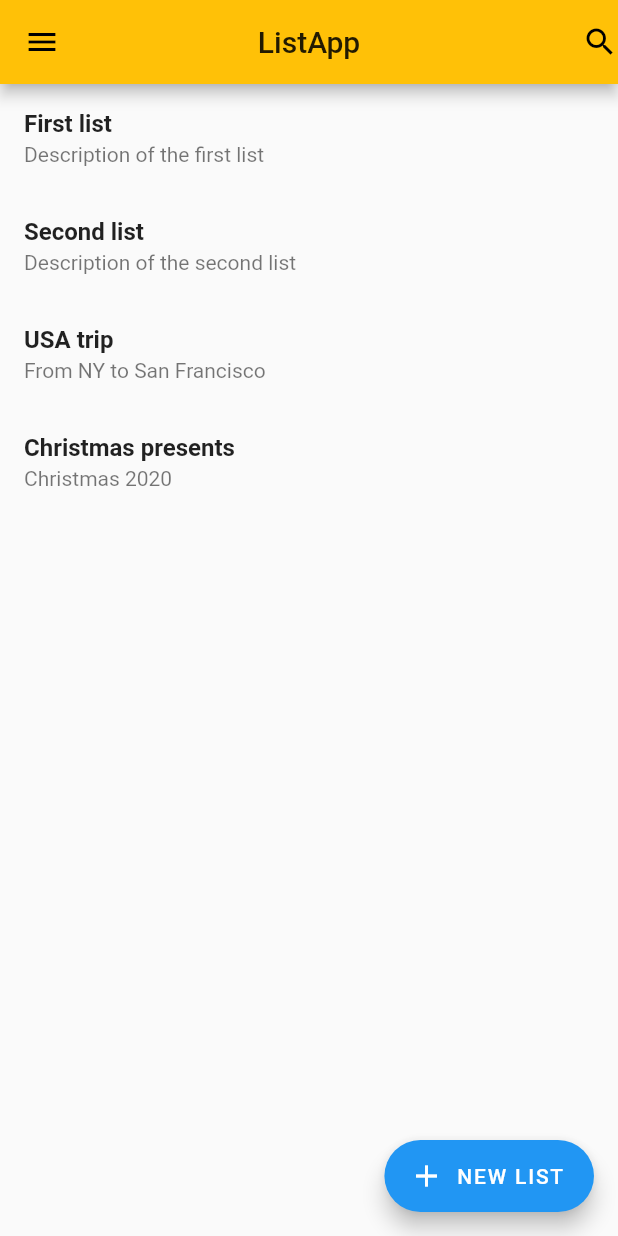
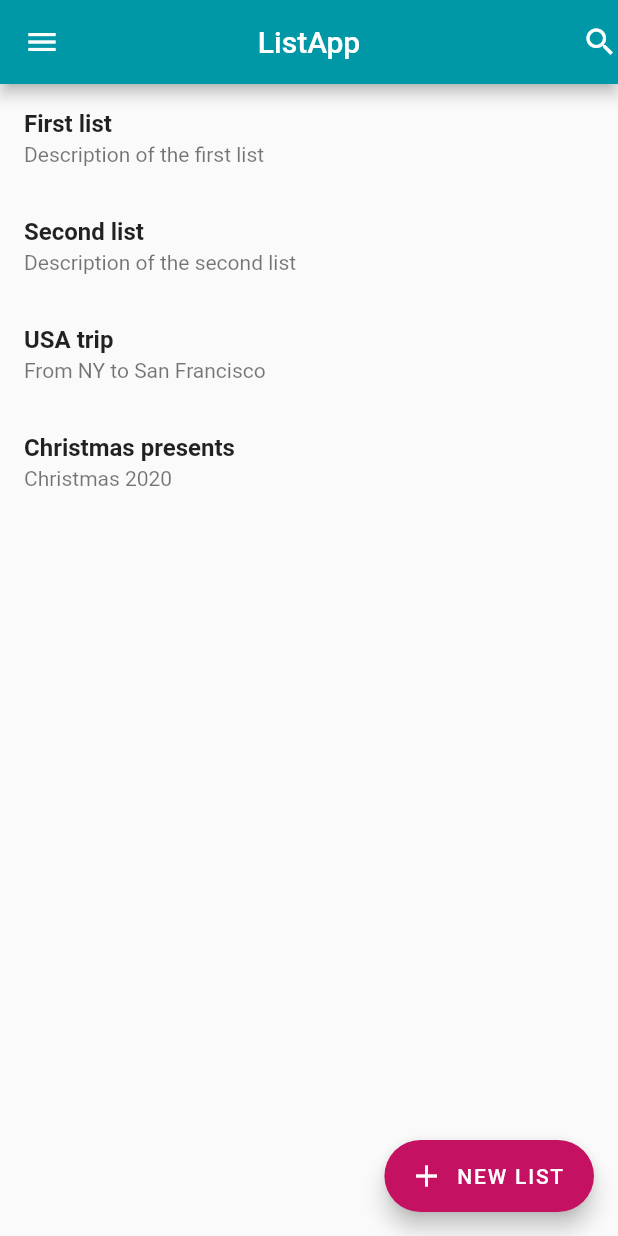
Before and after one commit to malta895/TOgetherDO, a Flutter app: the screen it shows after launch, in the side drawer, after a tap on "NEW LIST", on a phone screen of 412 x 824 dp. Run offline on Flutter 3.47's test engine with Material 2 defaults, Android fonts, the phone set to English and light mode, and no system bars; our stand-ins replace numberpicker; accounts and stored records are empty; network calls fail.

Commit message:
feat: added new color theme and initialized profile page

```diff
--- a/lib/app_drawer.dart
+++ b/lib/app_drawer.dart
@@ -1,13 +1,18 @@
 import 'package:flutter/material.dart';
 import 'package:flutter/widgets.dart';
+import 'package:mobile_applications/home_lists.dart';
+import 'package:mobile_applications/profile.dart';
 
-Drawer a_drawer(_selectedDestination, selectDestination) {
+Drawer a_drawer(_selectedDestination, selectDestination, context) {
   return Drawer(
     child: ListView(
       children: <Widget>[
         InkWell(
-          onTap: () {
-            print("tapped"); // TODO: add navigation to profile page
+          onTap: () => {
+            Navigator.push(
+              context,
+              MaterialPageRoute(builder: (context) => ProfilePage()),
+            )
           },
           child: DrawerHeader(
             margin: EdgeInsets.zero,
@@ -28,7 +33,7 @@ Drawer a_drawer(_selectedDestination, selectDestination) {
                   alignment: Alignment.centerRight,
                   child: Text(
                     'John Reed',
-                    style: TextStyle(color: Colors.black, fontSize: 20.0),
+                    style: TextStyle(color: Colors.cyan[700], fontSize: 20.0),
                   ),
                 ),
                 Align(
@@ -52,7 +57,8 @@ Drawer a_drawer(_selectedDestination, selectDestination) {
           leading: Icon(Icons.list),
           title: Text('My Lists'),
           selected: _selectedDestination == 0,
-          onTap: () => selectDestination(0),
+          onTap: () => selectDestination(
+              0, MaterialPageRoute(builder: (context) => ListHomePage())),
         ),
         ListTile(
           leading: Icon(Icons.settings),
--- a/lib/home_lists.dart
+++ b/lib/home_lists.dart
@@ -54,14 +54,7 @@ class _ListHomePage extends State<ListHomePage> {
 
   @override
   Widget build(BuildContext context) {
-    return MaterialApp(
-      theme: ThemeData(
-          primaryColor: Colors.amber,
-          appBarTheme: AppBarTheme(
-            centerTitle: true,
-          )),
-      title: title,
-      home: Scaffold(
+    return Scaffold(
         appBar: AppBar(
           // leading: Icon(Icons.menu), // not needed, automatically added by Drawer
           title: Text(title),
@@ -69,7 +62,7 @@ class _ListHomePage extends State<ListHomePage> {
             Icon(Icons.search),
           ],
         ),
-        drawer: a_drawer(_selectedDestination, selectDestination),
+        drawer: a_drawer(_selectedDestination, selectDestination, context),
         body: _buildListItems(context),
         floatingActionButton: FloatingActionButton.extended(
           onPressed: () => {
@@ -80,15 +73,14 @@ class _ListHomePage extends State<ListHomePage> {
           },
           icon: Icon(Icons.add),
           label: Text('NEW LIST'),
-        ),
-      ),
-    );
+        ));
   }
 
-  void selectDestination(int index) {
+  void selectDestination(int index, route) {
     // Changes the state of the navigation drawer
     setState(() {
       _selectedDestination = index;
+      Navigator.push(context, route);
     });
   }
 }
--- a/lib/main.dart
+++ b/lib/main.dart
@@ -9,6 +9,13 @@ class MyApp extends StatelessWidget {
   // This widget is the root of your application.
   @override
   Widget build(BuildContext context) {
-    return MaterialApp(home: ListHomePage());
+    return MaterialApp(
+        theme: ThemeData(
+            primaryColor: Colors.cyan[700],
+            accentColor: Colors.pinkAccent[700],
+            appBarTheme: AppBarTheme(
+              centerTitle: true,
+            )),
+        home: ListHomePage());
   }
 }
--- a/lib/new_item.dart
+++ b/lib/new_item.dart
@@ -75,6 +75,9 @@ class _MyCustomFormState extends State<MyCustomForm> {
               padding:
                   const EdgeInsets.symmetric(vertical: 16.0, horizontal: 0),
               child: ElevatedButton(
+                style: ElevatedButton.styleFrom(
+                  primary: Colors.pinkAccent[700],
+                ),
                 onPressed: () {
                   // TODO: change this to add the item to the list
 
--- a/lib/new_list.dart
+++ b/lib/new_list.dart
@@ -33,7 +33,7 @@ class AddMember extends StatelessWidget {
           children: <Widget>[
             IconButton(
                 // TODO: IconButton actually adds a member
-                icon: Icon(Icons.person_add),
+                icon: Icon(Icons.person_add, color: Colors.pinkAccent[700]),
                 tooltip: 'Add a participant',
                 onPressed: () => {print("Member added")})
           ],
@@ -105,6 +105,9 @@ class _MyCustomFormState extends State<MyCustomForm> {
               padding:
                   const EdgeInsets.symmetric(vertical: 16.0, horizontal: 0),
               child: ElevatedButton(
+                style: ElevatedButton.styleFrom(
+                  primary: Colors.pinkAccent[700],
+                ),
                 onPressed: () {
                   // TODO: change this to add the item to the list
 
```
Also changed, not shown: lib/profile.dart (added, +38 -0 lines).
